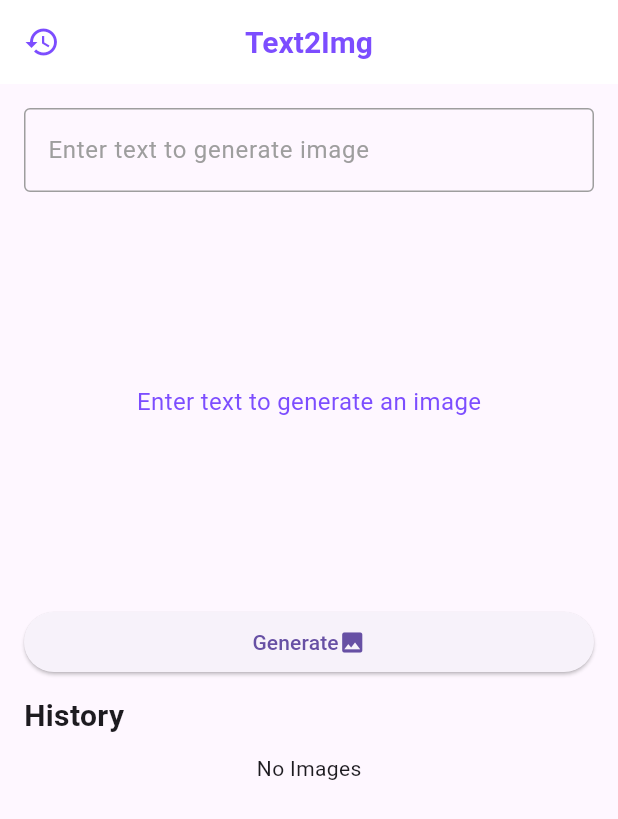
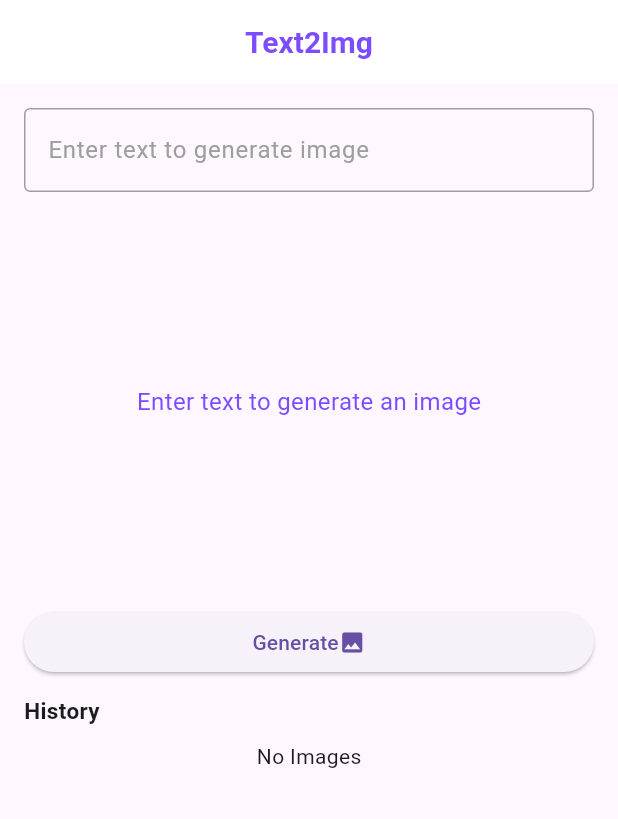
Before and after one commit to Sulimalogy/Text2ImgFlutterApp, a Flutter app: the screen it shows after launch, on a phone screen of 412 x 824 dp. Shown: the top 819 px of the screen. Run offline on Flutter 3.47's test engine with Material 3 defaults, Android fonts, the light colour scheme and no system bars; our stand-ins replace flutter_spinkit; statements that could not run were skipped.

Commit message:
fix history scrolling

```diff
--- a/lib/home.dart
+++ b/lib/home.dart
@@ -68,24 +68,14 @@ class _HomePageState extends State<HomePage>
           backgroundColor: Colors.white,
           title: const Text('Text2Img',
               style: TextStyle(fontWeight: FontWeight.bold, fontSize: 20)),
-        centerTitle: true,
-        leading: Builder(builder: (BuildContext context2) {
-          return IconButton(
-            color: Colors.deepPurpleAccent,
-            icon: const Icon(Icons.history),
-            onPressed: () => Scaffold.of(context2).openDrawer(),
-          );
-        }),
-      ),
+          centerTitle: true),
       body: Stack(
         children: [
-          // _backgroundEffect(),
           Padding(
-            padding: const EdgeInsets.only(left: 16, right: 16,top: 16),
+            padding: const EdgeInsets.only(left: 16, right: 16, top: 16),
             child: Stack(children: [
               _loading ? _loadingScreen() : const SizedBox(),
-              SizedBox(
-                height: double.infinity,
+              SingleChildScrollView(
                 child: Column(
                   children: [
                     TextField(
@@ -152,20 +142,19 @@ class _HomePageState extends State<HomePage>
                         children: [
                           Text("History",
                               style: TextStyle(
-                                  fontWeight: FontWeight.bold, fontSize: 20)),
+                                  fontWeight: FontWeight.bold, fontSize: 15)),
                         ]),
                     const SizedBox(height: 10),
                     imgs.isEmpty ? const Text("No Images") : const SizedBox(),
-                    Expanded(
-                      child: GridView.builder(
-                        physics: const NeverScrollableScrollPhysics() ,
+                    GridView.builder(
+                      shrinkWrap:
+                          true,
+                      physics: const NeverScrollableScrollPhysics(),
                       gridDelegate:
                           const SliverGridDelegateWithFixedCrossAxisCount(
                         crossAxisCount: 2, // 2 pictures per row
-                          mainAxisSpacing: 10.0,
+                        mainAxisSpacing: 5.0,
                         crossAxisSpacing: 10.0,
-                          childAspectRatio:
-                              0.6, // This allows variable height but fixed width
                       ),
                       itemCount: imgs.length,
                       itemBuilder: (context, index) {
@@ -175,10 +164,9 @@ class _HomePageState extends State<HomePage>
                             File(imgs[index]),
                             fit: BoxFit.contain,
                             semanticLabel: index.toString(),
-                            ), // Cover ensures variable height handling
+                          ),
                         );
                       },
-                      ),
                     ),
                   ],
                 ),
```
Lines whose indentation alone changed are shown as unchanged.
